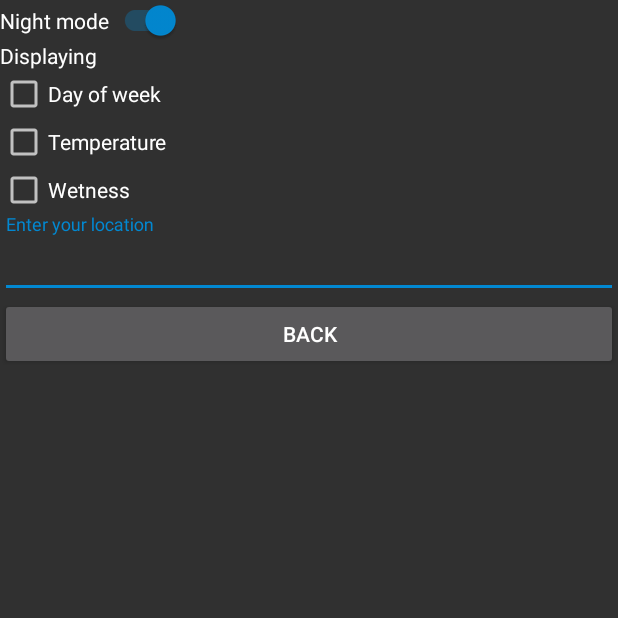
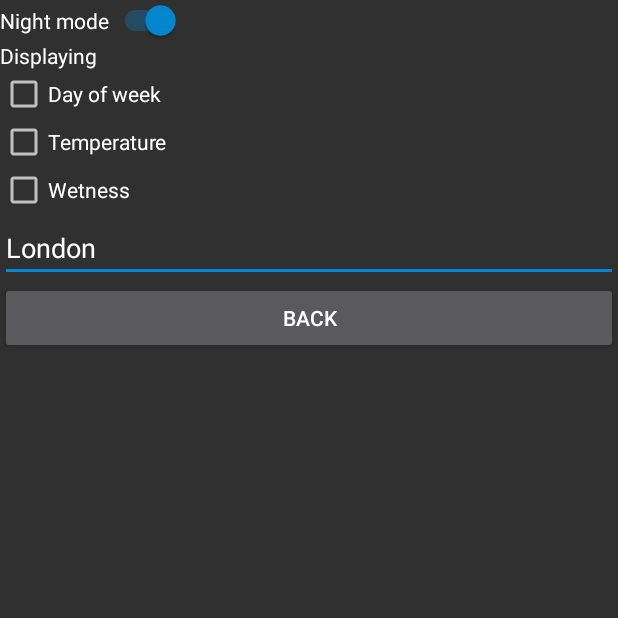
Before and after one commit to niww1919/AndroidBase, an Android app: the WeatherSettingsActivity screen opened directly, with no data from a screen before it, on a phone screen of 412 x 824 dp, the top half of it. Run offline under Robolectric (Android 15) with nearby library versions, the phone set to English and light mode, and no system bars.

Commit message:
Home work 2-1.2 Save data in singleton (weather setting model)

```diff
--- a/app/src/main/java/com/example/andoidbasecourse/MainActivity.java
+++ b/app/src/main/java/com/example/andoidbasecourse/MainActivity.java
@@ -31,6 +31,11 @@ public class MainActivity extends BaseActivity {
 
         super.onCreate(savedInstanceState);
         setContentView(R.layout.activity_main);
+
+
+        ((TextView)findViewById(R.id.yourCurrentLocation)).setText(WeatherSettinsModel.getInstance().getYourLocation());
+        //todo почему нужно делать каст чтобы установть текст
+
 
 
         findViewById(R.id.buttonStartWeatherSettings).setOnClickListener(new View.OnClickListener() {
--- a/app/src/main/java/com/example/andoidbasecourse/WeatherSettingsActivity.java
+++ b/app/src/main/java/com/example/andoidbasecourse/WeatherSettingsActivity.java
@@ -3,14 +3,13 @@ package com.example.andoidbasecourse;
 import android.os.Bundle;
 import android.view.View;
 import android.widget.CompoundButton;
+import android.widget.EditText;
 import android.widget.LinearLayout;
 import android.widget.ListView;
 import android.widget.TextView;
 
 import androidx.annotation.NonNull;
 import androidx.appcompat.widget.SwitchCompat;
-
-import com.google.android.material.textfield.TextInputEditText;
 
 public class WeatherSettingsActivity extends BaseActivity {
 
@@ -21,7 +20,7 @@ public class WeatherSettingsActivity extends BaseActivity {
     LinearLayout linearLayout;
     SwitchCompat aSwitchSetDarkTheme;
     String city;
-    TextInputEditText etYourLocation;
+    EditText etYourLocation;
 
 
 
@@ -43,7 +42,10 @@ public class WeatherSettingsActivity extends BaseActivity {
         clickOnBackButton();
 
         etYourLocation = findViewById(R.id.etYourLocation);
+        etYourLocation.setText(WeatherSettinsModel.getInstance().getYourLocation());
         restoreetYourLocation(savedInstanceState );
+
+
 
 
 
@@ -61,6 +63,8 @@ public class WeatherSettingsActivity extends BaseActivity {
         findViewById(R.id.buttonBackOfSettings).setOnClickListener(new View.OnClickListener() {
             @Override
             public void onClick(View v) {
+                //todo save data in singleton
+                WeatherSettinsModel.getInstance().setYourLocation(etYourLocation.getText().toString());
 
                 returnResult();
             }
--- a/app/src/main/java/com/example/andoidbasecourse/WeatherSettinsModel.java
+++ b/app/src/main/java/com/example/andoidbasecourse/WeatherSettinsModel.java
@@ -4,4 +4,31 @@ package com.example.andoidbasecourse;
  * Realize  Singleton
  */
 public class WeatherSettinsModel {
+    String yourLocation = "London";
+    boolean showPicture = true;
+
+    private static WeatherSettinsModel instance;
+
+    public static WeatherSettinsModel getInstance() {
+
+        instance = instance == null ? new WeatherSettinsModel() : instance;
+        return instance;
+
+    }
+
+    public String getYourLocation() {
+        return yourLocation;
+    }
+
+    public void setYourLocation(String yourLocation) {
+        this.yourLocation = yourLocation;
+    }
+
+    public boolean isShowPicture() {
+        return showPicture;
+    }
+
+    public void setShowPicture(boolean showPicture) {
+        this.showPicture = showPicture;
+    }
 }
--- a/app/src/main/res/layout/activity_weather_settings.xml
+++ b/app/src/main/res/layout/activity_weather_settings.xml
@@ -47,19 +47,14 @@
             android:text="@string/wetness" />
 
 
-        <com.google.android.material.textfield.TextInputLayout
-            android:layout_width="match_parent"
-            android:layout_height="match_parent"
-            android:layout_weight="1">
 
-            <com.google.android.material.textfield.TextInputEditText
+            <EditText
                 android:id="@+id/etYourLocation"
                 android:layout_width="match_parent"
                 android:layout_height="wrap_content"
                 android:hint="Enter your location"
 
                 />
-        </com.google.android.material.textfield.TextInputLayout>
 
 
 
--- a/app/src/main/res/layout/fragment_weather.xml
+++ b/app/src/main/res/layout/fragment_weather.xml
@@ -16,7 +16,7 @@
         android:orientation="horizontal">
 
         <TextView
-            android:id="@+id/currentCityName"
+            android:id="@+id/yourCurrentLocation"
             android:layout_width="match_parent"
             android:layout_height="wrap_content"
             android:layout_weight="1"
```
Also changed, not shown: app/src/main/java/com/example/andoidbasecourse/WetherSettings.java (deleted, +0 -27 lines).
